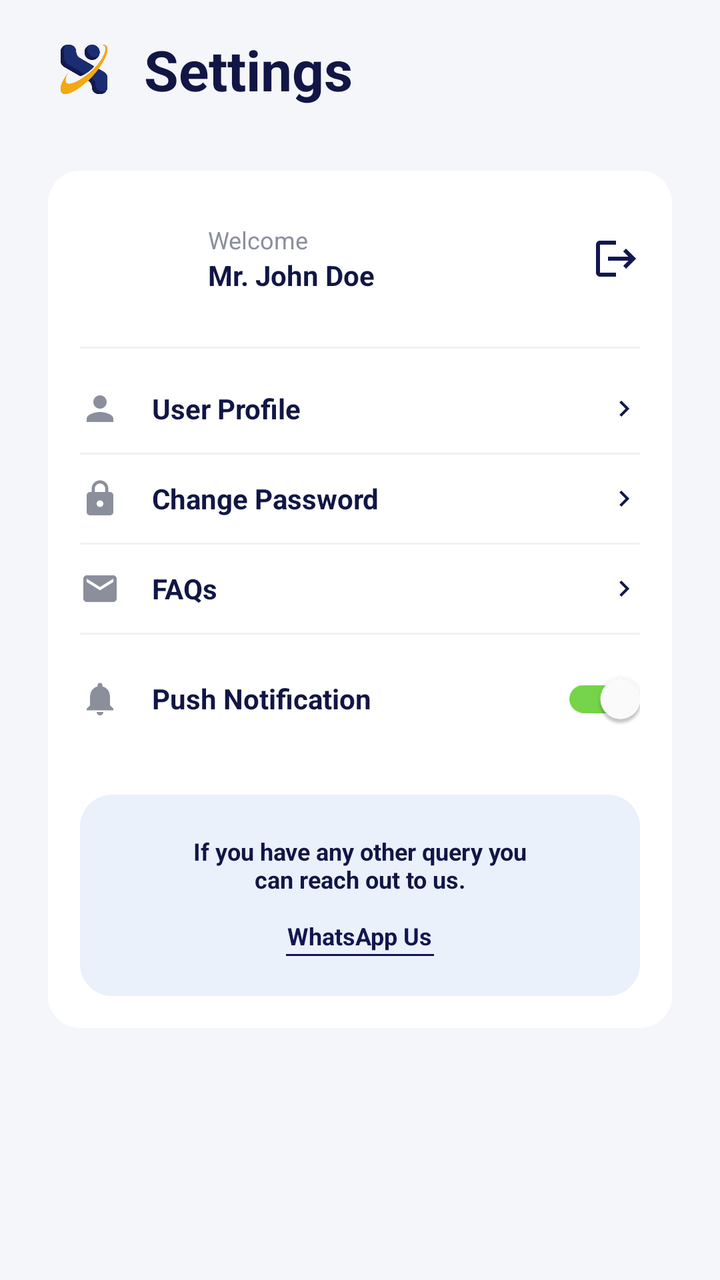
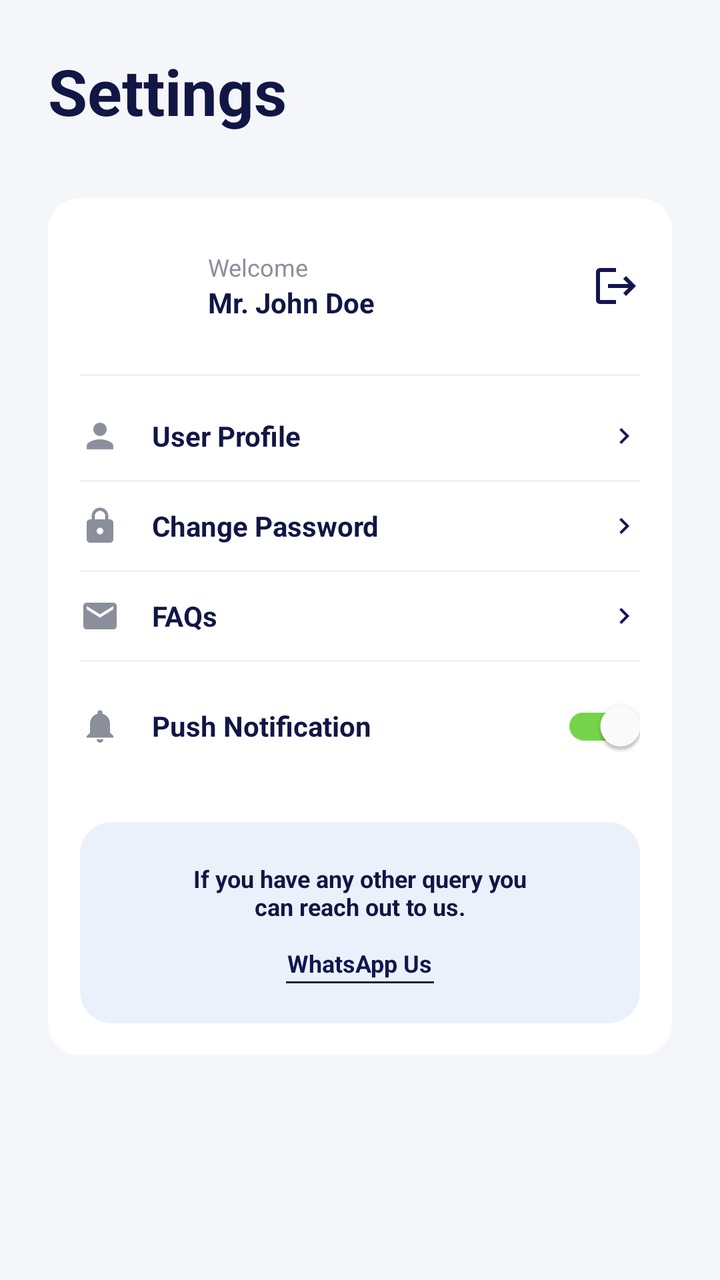

An Android layout rendered at two revisions. The XML below is the earlier revision; the diff shows what the commit changed to produce the second picture.
<!-- AndroidManifest.xml: activity theme Theme.MaterialComponents.Light.NoActionBar -->
<!-- res/layout/fragment_profile.xml -->
<?xml version="1.0" encoding="utf-8"?>
<androidx.core.widget.NestedScrollView xmlns:android="http://schemas.android.com/apk/res/android"
    xmlns:app="http://schemas.android.com/apk/res-auto"
    android:layout_width="match_parent"
    android:layout_height="match_parent"
    android:background="#F5F6FA"
    android:fillViewport="true">

    <LinearLayout
        android:layout_width="match_parent"
        android:layout_height="wrap_content"
        android:orientation="vertical"
        android:paddingHorizontal="24dp"
        android:paddingTop="16dp"
        android:paddingBottom="24dp">

        
        <LinearLayout
            android:layout_width="match_parent"
            android:layout_height="wrap_content"
            android:orientation="horizontal"
            android:gravity="center_vertical"
            android:layout_marginBottom="32dp">

            <ImageView
                android:layout_width="36dp"
                android:layout_height="36dp"
                android:src="@drawable/logo_face_recognition"
                android:layout_marginEnd="12dp"
                android:scaleType="fitCenter" />

            <TextView
                android:layout_width="wrap_content"
                android:layout_height="wrap_content"
                android:text="Settings"
                android:textColor="#111645"
                android:textSize="28sp"
                android:textStyle="bold" />
        </LinearLayout>

        <LinearLayout
            android:layout_width="match_parent"
            android:layout_height="wrap_content"
            android:orientation="vertical"
            android:background="@drawable/bg_rounded_white_card"
            android:elevation="0dp"
            android:paddingTop="8dp"
            android:paddingBottom="16dp">

            
            <RelativeLayout
                android:layout_width="match_parent"
                android:layout_height="wrap_content"
                android:paddingHorizontal="16dp"
                android:paddingVertical="12dp">

                <com.google.android.material.imageview.ShapeableImageView
                    android:id="@+id/ivAvatar"
                    android:layout_width="48dp"
                    android:layout_height="48dp"
                    android:layout_centerVertical="true"
                    android:scaleType="centerCrop"
                    android:src="@drawable/ic_avatar"
                    app:shapeAppearanceOverlay="@style/ShapeAppearanceOverlay.App.CornerSize50Percent" />

                <LinearLayout
                    android:layout_width="wrap_content"
                    android:layout_height="wrap_content"
                    android:layout_centerVertical="true"
                    android:layout_marginStart="16dp"
                    android:layout_toEndOf="@id/ivAvatar"
                    android:orientation="vertical">

                    <TextView
                        android:layout_width="wrap_content"
                        android:layout_height="wrap_content"
                        android:text="Welcome"
                        android:textColor="#8B8F9C"
                        android:textSize="12sp" />

                    <TextView
                        android:id="@+id/tvName"
                        android:layout_width="wrap_content"
                        android:layout_height="wrap_content"
                        android:text="Mr. John Doe"
                        android:textColor="#111645"
                        android:textSize="14sp"
                        android:textStyle="bold" />
                </LinearLayout>

                <ImageView
                    android:id="@+id/btnLogout"
                    android:layout_width="24dp"
                    android:layout_height="24dp"
                    android:layout_alignParentEnd="true"
                    android:layout_centerVertical="true"
                    android:src="@drawable/ic_exit"
                    app:tint="#121650"
                    android:background="?attr/selectableItemBackgroundBorderless"
                    android:clickable="true"
                    android:focusable="true"/>
            </RelativeLayout>

            <View android:layout_width="match_parent" android:layout_height="1dp" android:background="#F0F1F5" android:layout_marginHorizontal="16dp" android:layout_marginVertical="8dp" />

            
            <LinearLayout
                android:id="@+id/btnPersonalInfo"
                android:layout_width="match_parent"
                android:layout_height="wrap_content"
                android:orientation="horizontal"
                android:paddingHorizontal="16dp"
                android:paddingVertical="12dp"
                android:gravity="center_vertical"
                android:clickable="true"
                android:focusable="true"
                android:background="?attr/selectableItemBackground">

                <ImageView
                    android:layout_width="20dp"
                    android:layout_height="20dp"
                    android:src="@drawable/ic_nav_profile"
                    app:tint="#8B8F9C" />

                <TextView
                    android:layout_width="0dp"
                    android:layout_height="wrap_content"
                    android:layout_weight="1"
                    android:layout_marginStart="16dp"
                    android:text="User Profile"
                    android:textColor="#111645"
                    android:textSize="14sp"
                    android:textStyle="bold"/>

                <ImageView
                    android:layout_width="16dp"
                    android:layout_height="16dp"
                    android:src="@drawable/ic_chevron_right"
                    app:tint="#121650" />
            </LinearLayout>

            <View android:layout_width="match_parent" android:layout_height="1dp" android:background="#F0F1F5" android:layout_marginHorizontal="16dp" />

            
            <LinearLayout
                android:id="@+id/btnChangePassword"
                android:layout_width="match_parent"
                android:layout_height="wrap_content"
                android:orientation="horizontal"
                android:paddingHorizontal="16dp"
                android:paddingVertical="12dp"
                android:gravity="center_vertical"
                android:clickable="true"
                android:focusable="true"
                android:background="?attr/selectableItemBackground">

                <ImageView
                    android:layout_width="20dp"
                    android:layout_height="20dp"
                    android:src="@drawable/ic_lock_outline"
                    app:tint="#8B8F9C" />

                <TextView
                    android:layout_width="0dp"
                    android:layout_height="wrap_content"
                    android:layout_weight="1"
                    android:layout_marginStart="16dp"
                    android:text="Change Password"
                    android:textColor="#111645"
                    android:textSize="14sp"
                    android:textStyle="bold"/>

                <ImageView
                    android:layout_width="16dp"
                    android:layout_height="16dp"
                    android:src="@drawable/ic_chevron_right"
                    app:tint="#121650" />
            </LinearLayout>

            <View android:layout_width="match_parent" android:layout_height="1dp" android:background="#F0F1F5" android:layout_marginHorizontal="16dp" />

            
            <LinearLayout
                android:id="@+id/btnFaq"
                android:layout_width="match_parent"
                android:layout_height="wrap_content"
                android:orientation="horizontal"
                android:paddingHorizontal="16dp"
                android:paddingVertical="12dp"
                android:gravity="center_vertical"
                android:clickable="true"
                android:focusable="true"
                android:background="?attr/selectableItemBackground">

                <ImageView
                    android:layout_width="20dp"
                    android:layout_height="20dp"
                    android:src="@drawable/ic_email_outline"
                    app:tint="#8B8F9C" />

                <TextView
                    android:layout_width="0dp"
                    android:layout_height="wrap_content"
                    android:layout_weight="1"
                    android:layout_marginStart="16dp"
                    android:text="FAQs"
                    android:textColor="#111645"
                    android:textSize="14sp"
                    android:textStyle="bold"/>

                <ImageView
                    android:layout_width="16dp"
                    android:layout_height="16dp"
                    android:src="@drawable/ic_chevron_right"
                    app:tint="#121650" />
            </LinearLayout>

            <View android:layout_width="match_parent" android:layout_height="1dp" android:background="#F0F1F5" android:layout_marginHorizontal="16dp" />

            
            <LinearLayout
                android:layout_width="match_parent"
                android:layout_height="wrap_content"
                android:orientation="horizontal"
                android:paddingHorizontal="16dp"
                android:paddingVertical="8dp"
                android:gravity="center_vertical">

                <ImageView
                    android:layout_width="20dp"
                    android:layout_height="20dp"
                    android:src="@drawable/ic_notifications"
                    app:tint="#8B8F9C" />

                <TextView
                    android:layout_width="0dp"
                    android:layout_height="wrap_content"
                    android:layout_weight="1"
                    android:layout_marginStart="16dp"
                    android:text="Push Notification"
                    android:textColor="#111645"
                    android:textSize="14sp"
                    android:textStyle="bold"/>

                <com.google.android.material.switchmaterial.SwitchMaterial
                    android:layout_width="wrap_content"
                    android:layout_height="wrap_content"
                    android:checked="true"
                    app:trackTint="#75D449"
                    app:thumbTint="#FFFFFF"/>
            </LinearLayout>

            
            
            <LinearLayout
                android:layout_width="match_parent"
                android:layout_height="wrap_content"
                android:orientation="vertical"
                android:background="@drawable/bg_support_card"
                android:layout_marginHorizontal="16dp"
                android:layout_marginTop="16dp"
                android:padding="20dp"
                android:gravity="center">

                <TextView
                    android:layout_width="match_parent"
                    android:layout_height="wrap_content"
                    android:text="If you have any other query you\ncan reach out to us."
                    android:textColor="#111645"
                    android:textSize="12sp"
                    android:textStyle="bold"
                    android:textAlignment="center"
                    android:layout_marginBottom="12dp" />

                <TextView
                    android:id="@+id/btnWhatsapp"
                    android:layout_width="wrap_content"
                    android:layout_height="wrap_content"
                    android:text="WhatsApp Us"
                    android:textColor="#121650"
                    android:textSize="12sp"
                    android:textStyle="bold"
                    android:background="?attr/selectableItemBackgroundBorderless"
                    android:clickable="true"
                    android:focusable="true"/>
                <View
                    android:layout_width="74dp"
                    android:layout_height="1dp"
                    android:background="#121650"
                    android:layout_marginTop="1dp"/>
            </LinearLayout>

        </LinearLayout>
        
        <View android:layout_width="match_parent" android:layout_height="16dp"/>

    </LinearLayout>
</androidx.core.widget.NestedScrollView>
<!-- resources referenced by this layout -->
<resources>
  <!-- drawable bg_rounded_white_card (drawable) -->
  <?xml version="1.0" encoding="utf-8"?>
  <shape xmlns:android="http://schemas.android.com/apk/res/android">
      <solid android:color="#FFFFFF" />
      <corners android:radius="16dp" />
  </shape>
  <!-- drawable bg_support_card (drawable) -->
  <?xml version="1.0" encoding="utf-8"?>
  <shape xmlns:android="http://schemas.android.com/apk/res/android">
      <solid android:color="#EAF1FA" />
      <corners android:radius="16dp" />
  </shape>
  <!-- drawable ic_chevron_right (drawable) -->
  <vector xmlns:android="http://schemas.android.com/apk/res/android"
      android:width="24dp"
      android:height="24dp"
      android:viewportWidth="24.0"
      android:viewportHeight="24.0"
      android:tint="?attr/colorControlNormal">
      <path
          android:fillColor="@android:color/white"
          android:pathData="M10,6L8.59,7.41 13.17,12l-4.58,4.59L10,18l6,-6z"/>
  </vector>
  <!-- drawable ic_email_outline (drawable) -->
  <vector xmlns:android="http://schemas.android.com/apk/res/android"
      android:width="24dp"
      android:height="24dp"
      android:viewportWidth="24"
      android:viewportHeight="24"
      android:tint="#9CA3AF">
    <path android:fillColor="@android:color/white" android:pathData="M20,4H4c-1.1,0 -1.99,0.9 -1.99,2L2,18c0,1.1 0.9,2 2,2h16c1.1,0 2,-0.9 2,-2V6c0,-1.1 -0.9,-2 -2,-2zm0,4l-8,5 -8,-5V6l8,5 8,-5v2z"/>
  </vector>
  <!-- drawable ic_exit (drawable) -->
  <vector xmlns:android="http://schemas.android.com/apk/res/android"
      android:width="24dp"
      android:height="24dp"
      android:viewportWidth="24"
      android:viewportHeight="24"
      android:tint="#FFFFFF">
      <path
          android:fillColor="@android:color/white"
          android:pathData="M17,7l-1.41,1.41L18.17,11H8v2h10.17l-2.58,2.58L17,17l5,-5zM4,5h8V3H4c-1.1,0 -2,0.9 -2,2v14c0,1.1 0.9,2 2,2h8v-2H4V5z"/>
  </vector>
  <!-- drawable ic_lock_outline (drawable) -->
  <vector xmlns:android="http://schemas.android.com/apk/res/android"
      android:width="24dp"
      android:height="24dp"
      android:viewportWidth="24"
      android:viewportHeight="24"
      android:tint="#9CA3AF">
    <path android:fillColor="@android:color/white" android:pathData="M18,8h-1V6c0,-2.76 -2.24,-5 -5,-5S7,3.24 7,6v2H6c-1.1,0 -2,0.9 -2,2v10c0,1.1 0.9,2 2,2h12c1.1,0 2,-0.9 2,-2V10c0,-1.1 -0.9,-2 -2,-2zm-6,9c-1.1,0 -2,-0.9 -2,-2s0.9,-2 2,-2 2,0.9 2,2 -0.9,2 -2,2zm3.1,-9H8.9V6c0,-1.71 1.39,-3.1 3.1,-3.1 1.71,0 3.1,1.39 3.1,3.1v2z"/>
  </vector>
  <!-- drawable ic_nav_profile (drawable) -->
  <vector xmlns:android="http://schemas.android.com/apk/res/android"
      android:width="24dp"
      android:height="24dp"
      android:viewportWidth="24"
      android:viewportHeight="24">
    <path
        android:pathData="M12,12c2.21,0 4,-1.79 4,-4s-1.79,-4 -4,-4 -4,1.79 -4,4 1.79,4 4,4zm0,2c-2.67,0 -8,1.34 -8,4v2h16v-2c0,-2.66 -5.33,-4 -8,-4z"
        android:fillColor="@color/nav_inactive_gray"/>
  </vector>
  <!-- drawable ic_notifications (drawable) -->
  <vector xmlns:android="http://schemas.android.com/apk/res/android"
      android:width="24dp"
      android:height="24dp"
      android:viewportWidth="24"
      android:viewportHeight="24">
    <path
        android:fillColor="#000000"
        android:pathData="M12,22c1.1,0 2,-0.9 2,-2h-4c0,1.1 0.9,2 2,2zM18,16v-5c0,-3.07 -1.63,-5.64 -4.5,-6.32V4c0,-0.83 -0.67,-1.5 -1.5,-1.5s-1.5,0.67 -1.5,1.5v0.68C7.64,5.36 6,7.92 6,11v5l-2,2v1h16v-1l-2,-2z"/>
  </vector>
  <!-- drawable logo_face_recognition: png bitmap (drawable, 96573 bytes) -->
  <style name="ShapeAppearanceOverlay.App.CornerSize50Percent" parent="">
          <item name="cornerSize">50%</item>
      </style>
  <color name="nav_inactive_gray">#9CA3AF</color>
  <!-- unchanged entries left out for length: 1 -->
</resources>

<!-- the commit's change to res/layout/fragment_profile.xml (unified diff, before → after) -->
@@ -10,33 +10,17 @@
         android:layout_width="match_parent"
         android:layout_height="wrap_content"
         android:orientation="vertical"
-        android:paddingHorizontal="24dp"
-        android:paddingTop="16dp"
-        android:paddingBottom="24dp">
+        android:padding="24dp">
 
         
-        <LinearLayout
-            android:layout_width="match_parent"
+        <TextView
+            android:layout_width="wrap_content"
             android:layout_height="wrap_content"
-            android:orientation="horizontal"
-            android:gravity="center_vertical"
-            android:layout_marginBottom="32dp">
-
-            <ImageView
-                android:layout_width="36dp"
-                android:layout_height="36dp"
-                android:src="@drawable/logo_face_recognition"
-                android:layout_marginEnd="12dp"
-                android:scaleType="fitCenter" />
-
-            <TextView
-                android:layout_width="wrap_content"
-                android:layout_height="wrap_content"
-                android:text="Settings"
-                android:textColor="#111645"
-                android:textSize="28sp"
-                android:textStyle="bold" />
-        </LinearLayout>
+            android:text="Settings"
+            android:textColor="#111645"
+            android:textSize="32sp"
+            android:textStyle="bold"
+            android:layout_marginBottom="32dp" />
 
         <LinearLayout
             android:layout_width="match_parent"
<!-- resource entries referenced after the edit -->
@@ -72,7 +72,6 @@
         android:fillColor="#000000"
         android:pathData="M12,22c1.1,0 2,-0.9 2,-2h-4c0,1.1 0.9,2 2,2zM18,16v-5c0,-3.07 -1.63,-5.64 -4.5,-6.32V4c0,-0.83 -0.67,-1.5 -1.5,-1.5s-1.5,0.67 -1.5,1.5v0.68C7.64,5.36 6,7.92 6,11v5l-2,2v1h16v-1l-2,-2z"/>
   </vector>
-  <!-- drawable logo_face_recognition: png bitmap (drawable, 96573 bytes) -->
   <style name="ShapeAppearanceOverlay.App.CornerSize50Percent" parent="">
           <item name="cornerSize">50%</item>
       </style>
